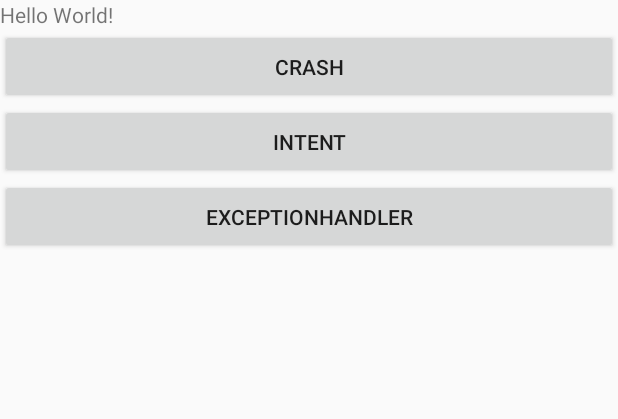
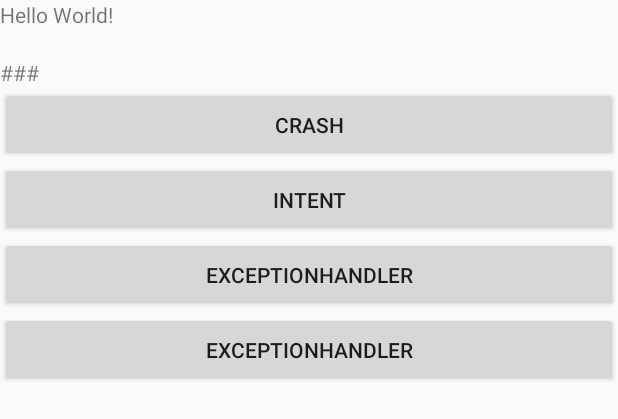
Before and after one commit to saanl/HockeyAppDemo, an Android app: the layout activity_main.xml on its own in the app's theme, with its tools: preview values and no code run, on a phone screen of 412 x 824 dp. Shown: the top 419 px of the screen. Run offline under Robolectric (Android 15) with nearby library versions, the phone set to English and light mode, and no system bars.

```diff
--- a/app/src/main/res/layout/activity_main.xml
+++ b/app/src/main/res/layout/activity_main.xml
@@ -8,9 +8,21 @@
     android:orientation="vertical">
 
     <TextView
-        android:layout_width="wrap_content"
+        android:layout_width="match_parent"
         android:layout_height="wrap_content"
         android:text="Hello World!" />
+
+    <TextView
+        android:id="@+id/my_app"
+        android:layout_width="match_parent"
+        android:layout_height="wrap_content"
+        android:text="" />
+
+    <TextView
+        android:id="@+id/mytx"
+        android:layout_width="match_parent"
+        android:layout_height="wrap_content"
+        android:text="###" />
 
     <Button
         android:id="@+id/button"
@@ -33,5 +45,12 @@
         android:text="ExceptionHandler"
         android:onClick="click3"
         />
+    <Button
+        android:id="@+id/click4"
+        android:layout_width="match_parent"
+        android:layout_height="50dp"
+        android:text="ExceptionHandler"
+        android:onClick="click4"
+        />
 
 </LinearLayout>
--- a/gradle.properties
+++ b/gradle.properties
@@ -17,3 +17,4 @@ org.gradle.jvmargs=-Xmx1536m
 android.useAndroidX=true
 # Automatically convert third-party libraries to use AndroidX
 android.enableJetifier=true
+#android.enableR8=false
```
Also changed, not shown: app/build.gradle (+9 -9 lines), app/src/main/java/com/example/hockeyappdemo/MainActivity.java (+100 -13 lines), 2 other files.
